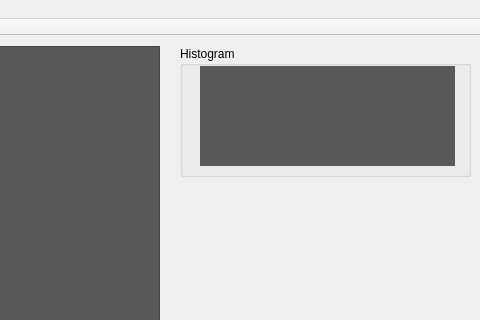
Qt form imageProcessing/mainwindow.ui (KKyang/Image-Processing) before a commit; both pictures show x 800 to 1280 and y 0 to 320 of the 1280 by 720 pixel window.
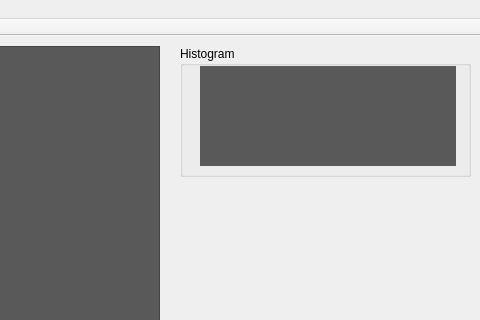
The same form after that commit. Custom widgets are drawn as their Qt base class.

The edit to the form file:
```diff
--- a/imageProcessing/mainwindow.ui
+++ b/imageProcessing/mainwindow.ui
@@ -10,6 +10,12 @@
     <height>720</height>
    </rect>
   </property>
+  <property name="sizePolicy">
+   <sizepolicy hsizetype="Preferred" vsizetype="Preferred">
+    <horstretch>0</horstretch>
+    <verstretch>0</verstretch>
+   </sizepolicy>
+  </property>
   <property name="windowTitle">
    <string>MainWindow</string>
   </property>
@@ -44,7 +50,7 @@
       <rect>
        <x>20</x>
        <y>20</y>
-       <width>255</width>
+       <width>256</width>
        <height>100</height>
       </rect>
      </property>
```
Left out of the diff: 8 changed lines with no effect on the pictures.
